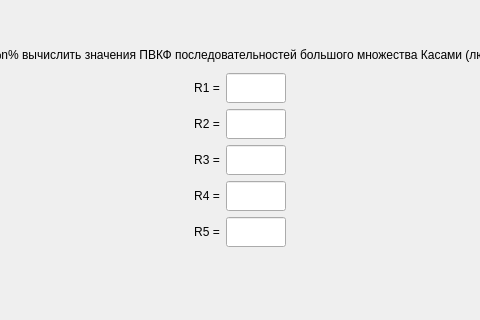
Above: task/screentask10a.ui from bukhmastov/kpsp before the change; both pictures show x 185 to 665 and y 125 to 445 of the 849 by 544 pixel window. Below: the same form after it.
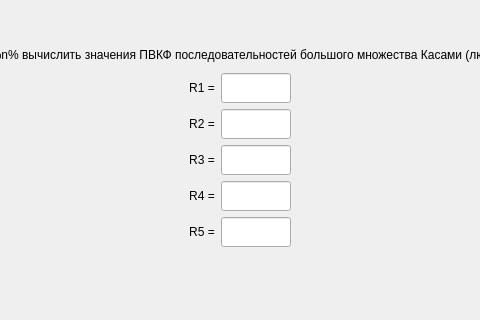
That is the form after the change.

```diff
--- a/task/screentask10a.ui
+++ b/task/screentask10a.ui
@@ -114,13 +114,13 @@
          </property>
          <property name="minimumSize">
           <size>
-           <width>60</width>
+           <width>70</width>
            <height>30</height>
           </size>
          </property>
          <property name="maximumSize">
           <size>
-           <width>30</width>
+           <width>70</width>
            <height>30</height>
           </size>
          </property>
@@ -188,13 +188,13 @@
          </property>
          <property name="minimumSize">
           <size>
-           <width>60</width>
+           <width>70</width>
            <height>30</height>
           </size>
          </property>
          <property name="maximumSize">
           <size>
-           <width>30</width>
+           <width>70</width>
            <height>30</height>
           </size>
          </property>
@@ -262,13 +262,13 @@
          </property>
          <property name="minimumSize">
           <size>
-           <width>60</width>
+           <width>70</width>
            <height>30</height>
           </size>
          </property>
          <property name="maximumSize">
           <size>
-           <width>30</width>
+           <width>70</width>
            <height>30</height>
           </size>
          </property>
@@ -336,13 +336,13 @@
          </property>
          <property name="minimumSize">
           <size>
-           <width>60</width>
+           <width>70</width>
            <height>30</height>
           </size>
          </property>
          <property name="maximumSize">
           <size>
-           <width>30</width>
+           <width>70</width>
            <height>30</height>
           </size>
          </property>
@@ -410,13 +410,13 @@
          </property>
          <property name="minimumSize">
           <size>
-           <width>60</width>
+           <width>70</width>
            <height>30</height>
           </size>
          </property>
          <property name="maximumSize">
           <size>
-           <width>30</width>
+           <width>70</width>
            <height>30</height>
           </size>
          </property>
```
